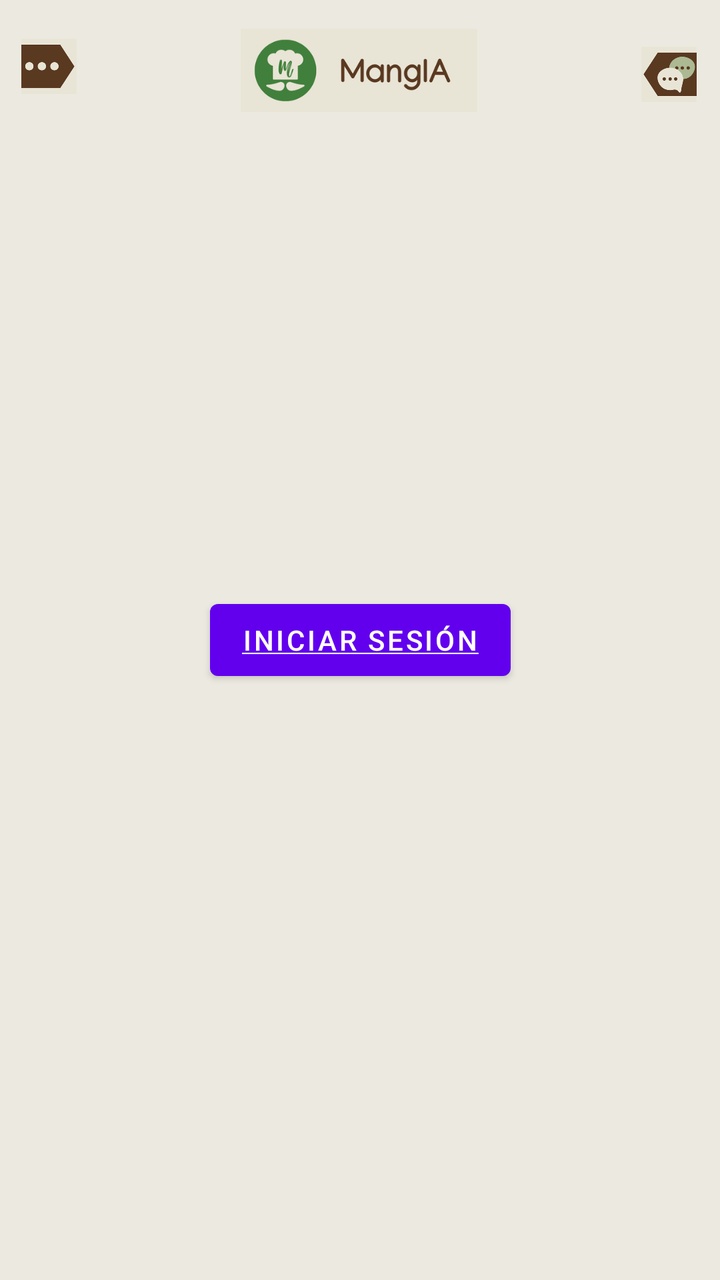
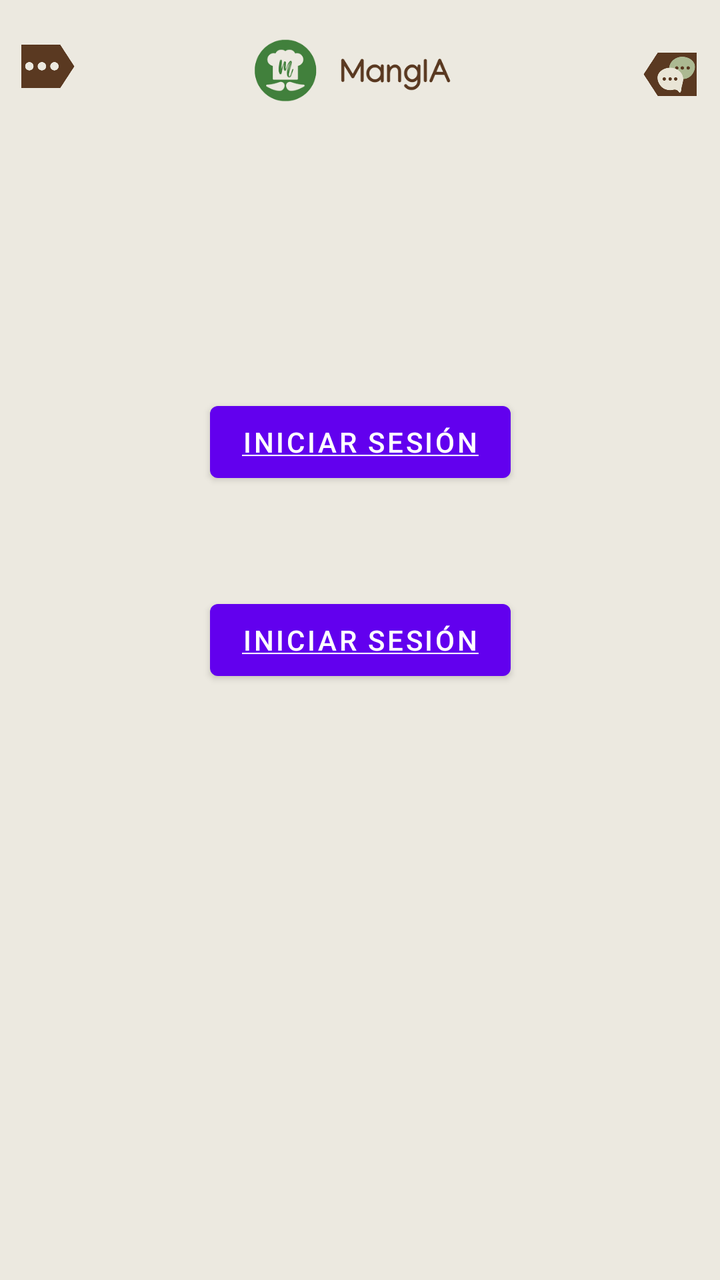

Two renders of the same Android screen: before a commit and after it. Below are the layout's source before the change and the commit's diff.
<!-- AndroidManifest.xml: application theme Theme.MangIA -->
<!-- res/layout/activity_main.xml -->
<?xml version="1.0" encoding="utf-8"?>
<androidx.drawerlayout.widget.DrawerLayout
    xmlns:android="http://schemas.android.com/apk/res/android"
    xmlns:app="http://schemas.android.com/apk/res-auto"
    xmlns:tools="http://schemas.android.com/tools"
    android:id="@+id/drawerLayout"
    android:layout_width="match_parent"
    android:layout_height="match_parent"
    android:background="@color/primaryColor"
    tools:context=".MainActivity" >

    <androidx.constraintlayout.widget.ConstraintLayout
        android:layout_width="match_parent"
        android:layout_height="match_parent">
        <androidx.appcompat.widget.Toolbar
            android:id="@+id/toolbar"
            android:layout_width="match_parent"
            android:layout_height="75dp"
            android:background="@color/primaryColor"
            app:layout_constraintEnd_toEndOf="parent"
            app:layout_constraintStart_toStartOf="parent"
            app:layout_constraintTop_toTopOf="parent" />
        <Button
            android:id="@+id/btnSalir"
            android:layout_width="wrap_content"
            android:layout_height="wrap_content"
            android:text="@string/pLogin"
            app:layout_constraintBottom_toBottomOf="parent"
            app:layout_constraintEnd_toEndOf="parent"
            app:layout_constraintStart_toStartOf="parent"
            app:layout_constraintTop_toTopOf="parent" />

        <ImageButton
            android:id="@+id/imbOptionM"
            style="@android:style/Widget.ImageButton"
            android:layout_width="50dp"
            android:layout_height="50dp"
            android:backgroundTint="@color/primaryColor"
            android:scaleType="fitStart"
            app:layout_constraintBottom_toBottomOf="@+id/toolbar"
            app:layout_constraintStart_toStartOf="parent"
            app:layout_constraintTop_toTopOf="parent"
            app:srcCompat="@drawable/optionflag" />

        <ImageButton
            android:id="@+id/imbChatM"
            style="@android:style/Widget.ImageButton"
            android:layout_width="50dp"
            android:layout_height="50dp"
            android:backgroundTint="@color/primaryColor"
            android:scaleType="fitEnd"
            app:layout_constraintBottom_toBottomOf="@+id/toolbar"
            app:layout_constraintEnd_toEndOf="@+id/toolbar"
            app:layout_constraintTop_toTopOf="@+id/toolbar"
            app:srcCompat="@drawable/chatflag" />

        <ImageButton
            android:id="@+id/imbHomeM"
            style="@android:style/Widget.ImageButton"
            android:layout_width="150dp"
            android:layout_height="60dp"
            android:backgroundTint="@color/primaryColor"
            android:scaleType="fitCenter"
            app:layout_constraintBottom_toBottomOf="@+id/toolbar"
            app:layout_constraintEnd_toEndOf="parent"
            app:layout_constraintStart_toStartOf="parent"
            app:layout_constraintTop_toTopOf="parent"
            app:srcCompat="@drawable/homeflag" />

    </androidx.constraintlayout.widget.ConstraintLayout>

    <com.google.android.material.navigation.NavigationView
        android:id="@+id/navView"
        android:layout_width="wrap_content"
        android:layout_height="match_parent"
        android:layout_gravity="start"
        android:fitsSystemWindows="true"/>

</androidx.drawerlayout.widget.DrawerLayout>
<!-- resources referenced by this layout -->
<resources>
  <color name="primaryColor">#ECE9E0</color>
  <!-- drawable chatflag: png bitmap (drawable, 15087 bytes) -->
  <!-- drawable homeflag: png bitmap (drawable, 26204 bytes) -->
  <!-- drawable optionflag: png bitmap (drawable, 8967 bytes) -->
  <string name="pLogin"><u>Iniciar Sesión</u></string>
  <style name="Theme.MangIA" parent="Theme.MaterialComponents.DayNight.NoActionBar">
          
          
          
      </style>
</resources>

<!-- the commit's change to res/layout/activity_main.xml (unified diff, before → after) -->
@@ -29,6 +29,17 @@
             app:layout_constraintEnd_toEndOf="parent"
             app:layout_constraintStart_toStartOf="parent"
             app:layout_constraintTop_toTopOf="parent" />
+
+        <Button
+            android:id="@+id/btnEP"
+            android:layout_width="wrap_content"
+            android:layout_height="wrap_content"
+            android:text="@string/pLogin"
+            app:layout_constraintBottom_toBottomOf="parent"
+            app:layout_constraintEnd_toEndOf="parent"
+            app:layout_constraintStart_toStartOf="parent"
+            app:layout_constraintTop_toTopOf="parent"
+            app:layout_constraintVertical_bias="0.333" />
 
         <ImageButton
             android:id="@+id/imbOptionM"
<!-- resource entries referenced after the edit -->
@@ -1,9 +1,9 @@
 <!-- resources referenced by this layout -->
 <resources>
   <color name="primaryColor">#ECE9E0</color>
-  <!-- drawable chatflag: png bitmap (drawable, 15087 bytes) -->
-  <!-- drawable homeflag: png bitmap (drawable, 26204 bytes) -->
-  <!-- drawable optionflag: png bitmap (drawable, 8967 bytes) -->
+  <!-- drawable chatflag: png bitmap (drawable, 14326 bytes) -->
+  <!-- drawable homeflag: png bitmap (drawable, 26406 bytes) -->
+  <!-- drawable optionflag: png bitmap (drawable, 8524 bytes) -->
   <string name="pLogin"><u>Iniciar Sesión</u></string>
   <style name="Theme.MangIA" parent="Theme.MaterialComponents.DayNight.NoActionBar">
           
